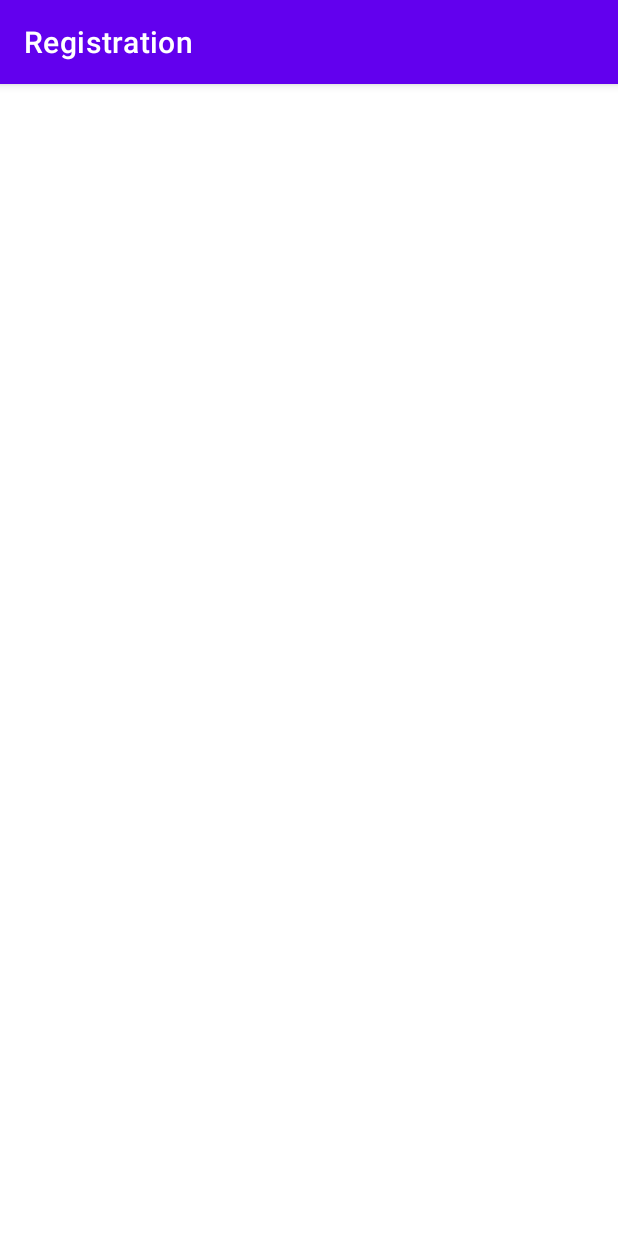
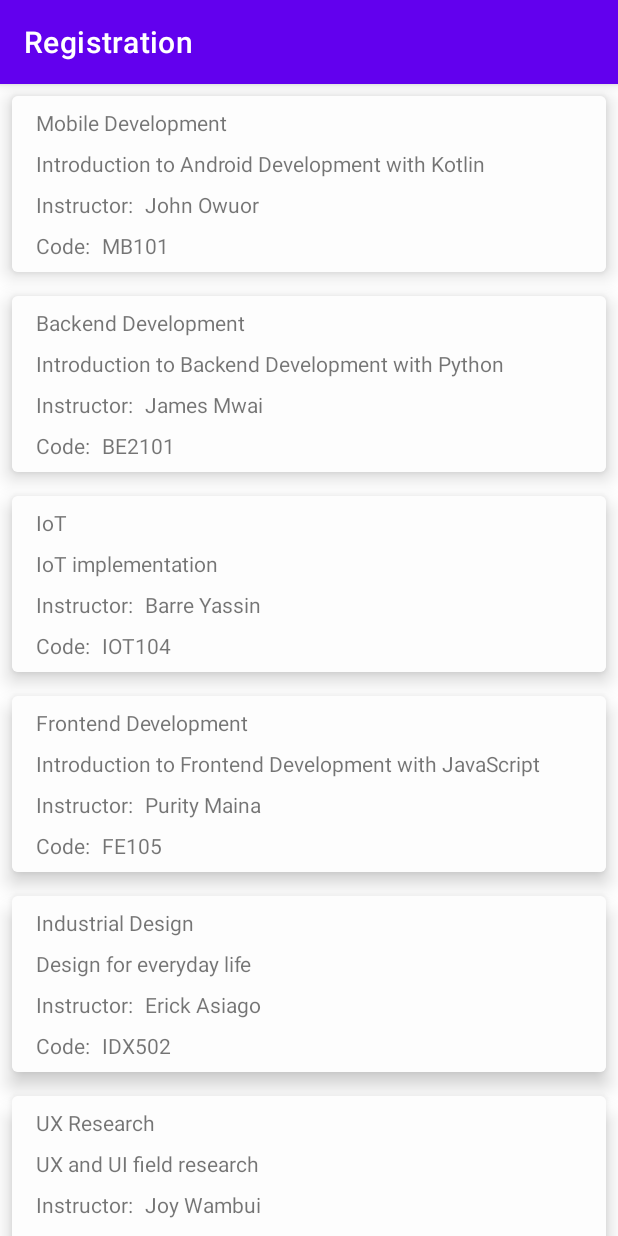
Before and after one commit to Wuanitawanjiku/Registration-form, an Android app: the CoursesActivity screen opened directly, with no data from a screen before it, on a phone screen of 412 x 824 dp. Run offline under Robolectric (Android 15) with nearby library versions, the phone set to English and light mode, and no system bars.

Commit message:
third commit

```diff
--- a/app/src/main/java/com/example/registration/CoursesActivity.kt
+++ b/app/src/main/java/com/example/registration/CoursesActivity.kt
@@ -2,10 +2,29 @@ package com.example.registration
 
 import androidx.appcompat.app.AppCompatActivity
 import android.os.Bundle
+import androidx.recyclerview.widget.LinearLayoutManager
+import androidx.recyclerview.widget.RecyclerView
 
 class CoursesActivity : AppCompatActivity() {
     override fun onCreate(savedInstanceState: Bundle?) {
         super.onCreate(savedInstanceState)
         setContentView(R.layout.activity_courses)
+
+        displayContent()
+    }
+
+    fun displayContent(){
+        var rvCourses = findViewById<RecyclerView>(R.id.rvCourses)
+        var courseList = listOf(
+            Course("MB101", "Mobile Development", "Introduction to Android Development with Kotlin", "John Owuor"),
+            Course("BE2101", "Backend Development", "Introduction to Backend Development with Python", "James Mwai"),
+            Course("IOT104", "IoT", "IoT implementation", "Barre Yassin"),
+            Course("FE105", "Frontend Development", "Introduction to Frontend Development with JavaScript", "Purity Maina"),
+            Course("IDX502", "Industrial Design", "Design for everyday life", "Erick Asiago"),
+            Course("UXR301", "UX Research", "UX and UI field research", "Joy Wambui")
+        )
+        var coursesAdapter = CoursesAdapter(courseList)
+        rvCourses.layoutManager = LinearLayoutManager(baseContext)
+        rvCourses.adapter = coursesAdapter
     }
 }
--- /dev/null
+++ b/app/src/main/java/com/example/registration/CoursesAdapter.kt
@@ -0,0 +1,33 @@
+package com.example.registration
+
+import android.view.LayoutInflater
+import android.view.View
+import android.view.ViewGroup
+import android.widget.TextView
+import androidx.recyclerview.widget.RecyclerView
+
+class CoursesAdapter (var courseList: List<Course>): RecyclerView.Adapter<CoursesViewHolder>(){
+    override fun onCreateViewHolder(parent: ViewGroup, viewType: Int): CoursesViewHolder {
+        var itemView = LayoutInflater.from(parent.context).inflate(R.layout.course_list_item, parent, false)
+        return CoursesViewHolder(itemView)
+    }
+
+    override fun onBindViewHolder(holder: CoursesViewHolder, position: Int) {
+        var currentCourse = courseList.get(position)
+        holder.tvCourseName.text = currentCourse.courseName
+        holder.tvDescription.text = currentCourse.description
+        holder.tvInstructor.text = currentCourse.instructor
+        holder.tvcode.text = currentCourse.courseCode
+    }
+
+    override fun getItemCount(): Int {
+        return courseList.size
+    }
+}
+
+class CoursesViewHolder(itemView: View): RecyclerView.ViewHolder(itemView){
+    var tvCourseName = itemView.findViewById<TextView>(R.id.tvCourseName)
+    var tvDescription = itemView.findViewById<TextView>(R.id.tvDescription)
+    var tvInstructor = itemView.findViewById<TextView>(R.id.tvInstructor)
+    var tvcode = itemView.findViewById<TextView>(R.id.tvCode)
+}
--- /dev/null
+++ b/app/src/main/res/layout/course_list_item.xml
@@ -0,0 +1,80 @@
+<?xml version="1.0" encoding="utf-8"?>
+<androidx.cardview.widget.CardView xmlns:android="http://schemas.android.com/apk/res/android"
+    xmlns:app="http://schemas.android.com/apk/res-auto"
+    xmlns:tools="http://schemas.android.com/tools"
+    android:layout_width="match_parent"
+    android:layout_height="wrap_content"
+    android:layout_margin="8dp"
+    app:cardCornerRadius="4dp"
+    app:cardElevation="8dp">
+
+    <androidx.constraintlayout.widget.ConstraintLayout
+        android:layout_width="match_parent"
+        android:layout_height="match_parent"
+        android:background="#FDFDFD">
+
+        <TextView
+            android:id="@+id/tvCourseName"
+            android:layout_width="wrap_content"
+            android:layout_height="wrap_content"
+            android:layout_marginStart="16dp"
+            android:layout_marginTop="8dp"
+            android:text="Navigating Your Journey"
+            app:layout_constraintStart_toStartOf="parent"
+            app:layout_constraintTop_toTopOf="parent" />
+
+        <TextView
+            android:id="@+id/tvDescription"
+            android:layout_width="0dp"
+            android:layout_height="wrap_content"
+            android:layout_marginStart="16dp"
+            android:layout_marginTop="8dp"
+            android:layout_marginEnd="16dp"
+            android:text="abcdefghijklmneetwptwuywptriyuriksnsfsssrirtwjskdfiopipioanankjd"
+            app:layout_constraintEnd_toEndOf="parent"
+            app:layout_constraintStart_toStartOf="parent"
+            app:layout_constraintTop_toBottomOf="@+id/tvCourseName" />
+
+        <TextView
+            android:id="@+id/textView4"
+            android:layout_width="wrap_content"
+            android:layout_height="wrap_content"
+            android:layout_marginStart="16dp"
+            android:layout_marginTop="8dp"
+            android:text="Instructor:"
+            app:layout_constraintStart_toStartOf="parent"
+            app:layout_constraintTop_toBottomOf="@+id/tvDescription" />
+
+        <TextView
+            android:id="@+id/tvInstructor"
+            android:layout_width="wrap_content"
+            android:layout_height="wrap_content"
+            android:layout_marginStart="8dp"
+            android:text="Daniel Mumo"
+            app:layout_constraintBottom_toBottomOf="@+id/textView4"
+            app:layout_constraintStart_toEndOf="@+id/textView4"
+            app:layout_constraintTop_toTopOf="@+id/textView4" />
+
+        <TextView
+            android:id="@+id/textView6"
+            android:layout_width="wrap_content"
+            android:layout_height="wrap_content"
+            android:layout_marginStart="16dp"
+            android:layout_marginTop="8dp"
+            android:layout_marginBottom="8dp"
+            android:text="Code:"
+            app:layout_constraintBottom_toBottomOf="parent"
+            app:layout_constraintStart_toStartOf="parent"
+            app:layout_constraintTop_toBottomOf="@+id/textView4" />
+
+        <TextView
+            android:id="@+id/tvCode"
+            android:layout_width="wrap_content"
+            android:layout_height="wrap_content"
+            android:layout_marginStart="8dp"
+            android:text="NYJ 101"
+            app:layout_constraintBottom_toBottomOf="@+id/textView6"
+            app:layout_constraintStart_toEndOf="@+id/textView6"
+            app:layout_constraintTop_toTopOf="@+id/textView6" />
+    </androidx.constraintlayout.widget.ConstraintLayout>
+</androidx.cardview.widget.CardView>
```
